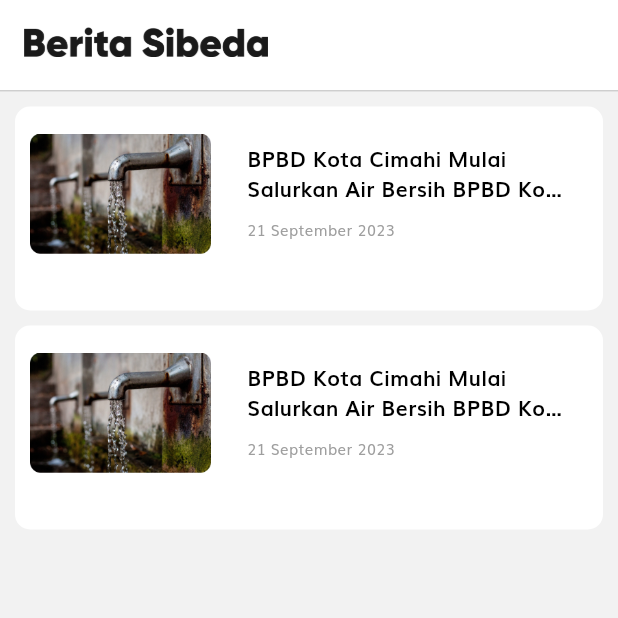
After one commit to inii-man/flutter_sibeda, a Flutter app: the BeritaScreen screen opened by its route, on a phone screen of 412 x 824 dp, the top half of it. The commit adds this screen. Run offline on Flutter 3.47's test engine with Material 3 defaults, Android fonts, the phone set to English and light mode, and no system bars; our stand-ins replace flutter_svg.

Commit message:
add berita

```diff
--- a/lib/routes.dart
+++ b/lib/routes.dart
@@ -13,6 +13,7 @@ import 'screens/profile/profile_screen.dart';
 import 'screens/sign_in/sign_in_screen.dart';
 import 'screens/sign_up/sign_up_screen.dart';
 import 'screens/splash/splash_screen.dart';
+import 'screens/berita/berita_screen.dart';
 
 // We use name route
 // All our routes will be available here
@@ -30,4 +31,5 @@ final Map<String, WidgetBuilder> routes = {
   DetailsScreen.routeName: (context) => const DetailsScreen(),
   CartScreen.routeName: (context) => const CartScreen(),
   ProfileScreen.routeName: (context) => const ProfileScreen(),
+  BeritaScreen.routeName: (context) => const BeritaScreen(),
 };
--- /dev/null
+++ b/lib/screens/berita/berita_screen.dart
@@ -0,0 +1,131 @@
+import 'package:flutter/material.dart';
+
+class BeritaScreen extends StatelessWidget {
+  static String routeName = "/berita";
+
+  const BeritaScreen({super.key});
+
+  @override
+  Widget build(BuildContext context) {
+    return Scaffold(
+    backgroundColor: Color.fromARGB(255, 242, 242, 242),
+     appBar: AppBar(
+      automaticallyImplyLeading: false,
+      backgroundColor: Colors.white,
+      elevation: 0,
+      bottom: PreferredSize(
+        preferredSize: const Size.fromHeight(5.0),
+        child: Container(
+          height: 1.0,
+          color: Colors.grey.withOpacity(0.5),
+        )
+      ),
+      title: Row(
+        children: [
+          Image.asset(
+              'assets/images/berita.png', height: 20.0,
+            ),
+        ],
+      ),
+    ),
+  body: Column(
+    children: [
+      Container(
+    margin: const EdgeInsets.only(top: 10, left: 10, right: 10),
+    width: double.maxFinite,
+    height: 136,
+    decoration: BoxDecoration(
+      color: Color.fromARGB(255, 255, 255, 255),
+      borderRadius: BorderRadius.circular(10),
+    ),
+    child: Row(
+      crossAxisAlignment: CrossAxisAlignment.start,
+      children: <Widget>[
+        Expanded(
+          flex: 1,
+          child: Padding(
+            padding: const EdgeInsets.only(top: 18, left: 10, bottom: 18),
+            child: Image.asset('assets/images/image7.png'),
+          ),
+        ),
+        Expanded(
+          flex: 2,
+          child: Padding(
+          padding: const EdgeInsets.only(top: 24, left: 24, bottom: 24, right: 24),
+          child: Column(
+            crossAxisAlignment: CrossAxisAlignment.start,
+            mainAxisSize: MainAxisSize.min,
+            children: <Widget>[
+              Text(
+                'BPBD Kota Cimahi Mulai Salurkan Air Bersih BPBD Kota Cimahi Mulai Salurkan Air Bersih BPBD Kota Cimahi Mulai Salurkan Air Bersih BPBD Kota Cimahi Mulai Salurkan Air BersihBPBD Kota Cimahi Mulai Salurkan Air Bersih BPBD Kota Cimahi Mulai Salurkan Air Bersih',
+                style: const TextStyle(fontSize: 14.0, fontWeight: FontWeight.bold),
+                maxLines: 2,
+                overflow: TextOverflow.ellipsis,
+                //berikan code font style dengan font semibold
+
+              ),
+              const SizedBox(height: 10),
+              Text(
+                '21 September 2023',
+                style: const TextStyle(fontSize: 10.0, color: Colors.grey),
+                ),
+            ],
+          ),
+        ),
+        ),
+      ],
+    ),
+  ),
+  Container(
+    margin: const EdgeInsets.only(top: 10, left: 10, right: 10),
+    width: double.maxFinite,
+    height: 136,
+    decoration: BoxDecoration(
+      color: Color.fromARGB(255, 255, 255, 255),
+      borderRadius: BorderRadius.circular(10),
+    ),
+    child: Row(
+      crossAxisAlignment: CrossAxisAlignment.start,
+      children: <Widget>[
+        Expanded(
+          flex: 1,
+          child: Padding(
+            padding: const EdgeInsets.only(top: 18, left: 10, bottom: 18),
+            child: Image.asset('assets/images/image7.png'),
+          ),
+        ),
+        Expanded(
+          flex: 2,
+          child: Padding(
+          padding: const EdgeInsets.only(top: 24, left: 24, bottom: 24, right: 24),
+          child: Column(
+            crossAxisAlignment: CrossAxisAlignment.start,
+            mainAxisSize: MainAxisSize.min,
+            children: <Widget>[
+              Text(
+                'BPBD Kota Cimahi Mulai Salurkan Air Bersih BPBD Kota Cimahi Mulai Salurkan Air Bersih BPBD Kota Cimahi Mulai Salurkan Air Bersih BPBD Kota Cimahi Mulai Salurkan Air BersihBPBD Kota Cimahi Mulai Salurkan Air Bersih BPBD Kota Cimahi Mulai Salurkan Air Bersih',
+                style: const TextStyle(fontSize: 14.0, fontWeight: FontWeight.bold),
+                maxLines: 2,
+                overflow: TextOverflow.ellipsis,
+                //berikan code font style dengan font semibold
+
+              ),
+              const SizedBox(height: 10),
+              Text(
+                '21 September 2023',
+                style: const TextStyle(fontSize: 10.0, color: Colors.grey),
+                ),
+            ],
+          ),
+        ),
+        ),
+      ],
+    ),
+  ),
+    ],
+
+  ),
+
+    );
+  }
+}
```
Also changed, not shown: assets/images/berita.png (added), assets/images/image7.png (added).
